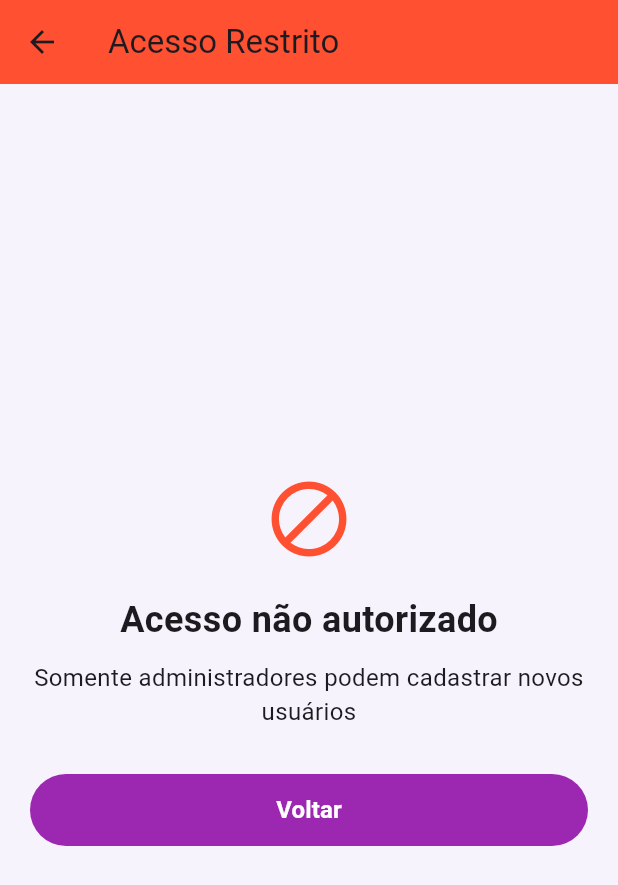
After one commit to CarolBastos/hackaton-flutter-fiap-farms, a Flutter app: the AdminRegisterScreen screen opened by its route, on a phone screen of 412 x 824 dp. The commit adds this screen. Shown: the top 885 px of the screen. Run offline on Flutter 3.47's test engine with Material 3 defaults, Android fonts, the phone set to English and light mode, and no system bars; our stand-ins replace cloud_firestore, firebase_auth, firebase_core, fl_chart; accounts and stored records are empty.

Commit message:
Criada tela e lógica de registro de novos usuários

```diff
--- /dev/null
+++ b/lib/domain/entities/register_user.dart
@@ -0,0 +1,13 @@
+class RegisterUserParams {
+  final String name;
+  final String email;
+  final String password;
+  final String role;
+
+  RegisterUserParams({
+    required this.name,
+    required this.email,
+    required this.password,
+    required this.role,
+  });
+}
--- a/lib/domain/entities/user.dart
+++ b/lib/domain/entities/user.dart
@@ -2,14 +2,16 @@ class User {
   final String id;
   final String email;
   final String? name;
+  final String? role;
 
-  User({required this.id, required this.email, this.name});
+  User({required this.id, required this.email, this.name, this.role});
 
   factory User.fromFirebase(dynamic firebaseUser) {
     return User(
       id: firebaseUser.uid,
       email: firebaseUser.email,
-      name: firebaseUser.displayName,
+      name: firebaseUser.displayName ?? 'usuário',
+      role: firebaseUser.role ?? 'admin',
     );
   }
 }
--- a/lib/domain/repositories/auth_repository.dart
+++ b/lib/domain/repositories/auth_repository.dart
@@ -4,4 +4,10 @@ abstract class AuthRepository {
   Future<User> signInWithEmailAndPassword(String email, String password);
   Future<void> signOut();
   Future<User?> getCurrentUser();
+  Future<User> registerUser({
+    required String name,
+    required String email,
+    required String password,
+    required String role,
+  });
 }
--- a/lib/main.dart
+++ b/lib/main.dart
@@ -1,3 +1,4 @@
+import 'package:fiap_farms/screens/register_screen.dart';
 import 'package:fiap_farms/screens/sales_dashboard.dart';
 import 'package:fiap_farms/screens/login_screen.dart';
 import 'package:fiap_farms/screens/add_product_screen.dart';
@@ -58,6 +59,7 @@ class MyApp extends StatelessWidget {
         Routes.productionDashboard: (context) => const ProductionDashboard(),
         Routes.addProduction: (context) => const AddProductionScreen(),
         Routes.inventorySales: (context) => const InventorySalesScreen(),
+        Routes.adminRegister: (context) => const AdminRegisterScreen(),
       },
     );
   }
--- a/lib/routes.dart
+++ b/lib/routes.dart
@@ -5,4 +5,5 @@ class Routes {
   static const String productionDashboard = '/production-dashboard';
   static const String addProduction = '/add-production';
   static const String inventorySales = '/inventory-sales';
+  static const String adminRegister = '/admin-register';
 }
--- /dev/null
+++ b/lib/screens/register_screen.dart
@@ -0,0 +1,250 @@
+import 'package:fiap_farms/utils/app_colors.dart';
+import 'package:flutter/material.dart';
+import 'package:provider/provider.dart';
+
+import '../presentation/controllers/auth_controller.dart';
+import 'components/custom_button.dart';
+import 'components/custom_text_field.dart';
+
+class AdminRegisterScreen extends StatefulWidget {
+  const AdminRegisterScreen({super.key});
+
+  @override
+  State<AdminRegisterScreen> createState() => _AdminRegisterScreenState();
+}
+
+class _AdminRegisterScreenState extends State<AdminRegisterScreen> {
+  final TextEditingController _nameController = TextEditingController();
+  final TextEditingController _emailController = TextEditingController();
+  final TextEditingController _passwordController = TextEditingController();
+  final TextEditingController _confirmPasswordController = TextEditingController();
+
+  String _selectedRole = 'user';
+  bool _isAdmin = false;
+
+  @override
+  void initState() {
+    super.initState();
+    _checkAdminPermission();
+  }
+
+  void _checkAdminPermission() {
+    final authController = Provider.of<AuthController>(context, listen: false);
+    setState(() {
+      _isAdmin = authController.currentUser?.role == 'admin';
+    });
+  }
+
+  @override
+  Widget build(BuildContext context) {
+    if (!_isAdmin) {
+      return Scaffold(
+        backgroundColor: const Color(0xFFF7F3FC),
+        appBar: AppBar(
+          title: const Text('Acesso Restrito'),
+          backgroundColor: AppColors.error,
+        ),
+        body: Center(
+          child: Padding(
+            padding: const EdgeInsets.all(20.0),
+            child: Column(
+              mainAxisAlignment: MainAxisAlignment.center,
+              children: [
+                const Icon(Icons.block, size: 60, color: AppColors.error),
+                const SizedBox(height: 20),
+                const Text(
+                  'Acesso não autorizado',
+                  style: TextStyle(fontSize: 24, fontWeight: FontWeight.bold),
+                ),
+                const SizedBox(height: 10),
+                const Text(
+                  'Somente administradores podem cadastrar novos usuários',
+                  textAlign: TextAlign.center,
+                  style: TextStyle(fontSize: 16),
+                ),
+                const SizedBox(height: 30),
+                CustomButton.large(
+                  onPressed: () => Navigator.pop(context),
+                  text: 'Voltar',
+                  variant: ButtonVariant.secondary,
+                  borderRadius: BorderRadius.circular(30.0),
+                ),
+              ],
+            ),
+          ),
+        ),
+      );
+    }
+
+    return Scaffold(
+      backgroundColor: const Color(0xFFF7F3FC),
+      appBar: AppBar(
+        title: const Text('Cadastrar Novo Usuário'),
+        backgroundColor: AppColors.primary[800],
+      ),
+      body: Padding(
+        padding: const EdgeInsets.symmetric(horizontal: 30.0),
+        child: Center(
+          child: SingleChildScrollView(
+            child: Column(
+              crossAxisAlignment: CrossAxisAlignment.center,
+              children: <Widget>[
+                const SizedBox(height: 20.0),
+                CustomTextField.large(
+                  controller: _nameController,
+                  labelText: 'Nome Completo',
+                  hintText: 'Digite o nome completo',
+                  keyboardType: TextInputType.name,
+                  prefixIcon: Icons.person,
+                  variant: TextFieldVariant.filled,
+                  borderRadius: BorderRadius.circular(30.0),
+                  isRequired: true,
+                ),
+                const SizedBox(height: 20.0),
+                CustomTextField.large(
+                  controller: _emailController,
+                  labelText: 'Email',
+                  hintText: 'Digite o email',
+                  keyboardType: TextInputType.emailAddress,
+                  prefixIcon: Icons.email,
+                  variant: TextFieldVariant.filled,
+                  borderRadius: BorderRadius.circular(30.0),
+                  isRequired: true,
+                ),
+                const SizedBox(height: 20.0),
+                CustomTextField.large(
+                  controller: _passwordController,
+                  labelText: 'Senha',
+                  hintText: 'Digite a senha',
+                  isPassword: true,
+                  prefixIcon: Icons.lock,
+                  variant: TextFieldVariant.filled,
+                  borderRadius: BorderRadius.circular(30.0),
+                  isRequired: true,
+                ),
+                const SizedBox(height: 20.0),
+                CustomTextField.large(
+                  controller: _confirmPasswordController,
+                  labelText: 'Confirmar Senha',
+                  hintText: 'Confirme a senha',
+                  isPassword: true,
+                  prefixIcon: Icons.lock_outline,
+                  variant: TextFieldVariant.filled,
+                  borderRadius: BorderRadius.circular(30.0),
+                  isRequired: true,
+                ),
+                const SizedBox(height: 20.0),
+                DropdownButtonFormField<String>(
+                  value: _selectedRole,
+                  decoration: InputDecoration(
+                    labelText: 'Tipo de Usuário',
+                    prefixIcon: const Icon(Icons.people),
+                    border: OutlineInputBorder(
+                      borderRadius: BorderRadius.circular(30.0),
+                    ),
+                    filled: true,
+                    fillColor: Colors.white,
+                  ),
+                  items: const [
+                    DropdownMenuItem(
+                      value: 'user',
+                      child: Text('Usuário Comum'),
+                    ),
+                    DropdownMenuItem(
+                      value: 'admin',
+                      child: Text('Administrador'),
+                    ),
+                    DropdownMenuItem(
+                      value: 'manager',
+                      child: Text('Gerente'),
+                    ),
+                  ],
+                  onChanged: (value) {
+                    setState(() {
+                      _selectedRole = value!;
+                    });
+                  },
+                ),
+                const SizedBox(height: 30.0),
+                Consumer<AuthController>(
+                  builder: (context, authController, child) {
+                    return Column(
+                      children: [
+                        CustomButton.large(
+                          onPressed: () => _registerUser(authController),
+                          text: 'Cadastrar Usuário',
+                          variant: ButtonVariant.primary,
+                          isLoading: authController.isLoading,
+                          borderRadius: BorderRadius.circular(30.0),
+                        ),
+                        const SizedBox(height: 10.0),
+                        if (authController.errorMessage.isNotEmpty)
+                          Text(
+                            authController.errorMessage,
+                            style: const TextStyle(
+                              color: AppColors.error,
+                              fontSize: 14.0,
+                            ),
+                          ),
+                      ],
+                    );
+                  },
+                ),
+                const SizedBox(height: 20.0),
+                CustomButton.large(
+                  onPressed: () => Navigator.pop(context),
+                  text: 'Voltar',
+                  variant: ButtonVariant.secondary,
+                  borderRadius: BorderRadius.circular(30.0),
+                ),
+              ],
+            ),
+          ),
+        ),
+      ),
+    );
+  }
+
+  void _registerUser(AuthController authController) async {
+    if (_nameController.text.isEmpty) {
+      ScaffoldMessenger.of(context).showSnackBar(
+        const SnackBar(content: Text('Por favor, informe o nome completo')),
+      );
+      return;
+    }
+
+    if (_passwordController.text != _confirmPasswordController.text) {
+      ScaffoldMessenger.of(context).showSnackBar(
+        const SnackBar(content: Text('As senhas não coincidem')),
+      );
+      return;
+    }
+
+    if (_passwordController.text.length < 6) {
+      ScaffoldMessenger.of(context).showSnackBar(
+        const SnackBar(content: Text('A senha deve ter pelo menos 6 caracteres')),
+      );
+      return;
+    }
+
+    await authController.registerUser(
+      name: _nameController.text,
+      email: _emailController.text,
+      password: _passwordController.text,
+      role: _selectedRole,
+    );
+
+    if (authController.isAuthenticated && mounted) {
+      Navigator.pop(context);
+    }
+  }
+
+  @override
+  void dispose() {
+    _nameController.dispose();
+    _emailController.dispose();
+    _passwordController.dispose();
+    _confirmPasswordController.dispose();
+    super.dispose();
+  }
+}
```
Also changed, not shown: lib/data/repositories/auth_repository_impl.dart (+82 -10 lines), lib/di/dependency_injection.dart (+7 -1 lines), lib/domain/usecases/register_usecase.dart (added, +24 -0 lines), lib/presentation/controllers/auth_controller.dart (+49 -4 lines), lib/screens/components/menu_drawer.dart (+20 -0 lines), 1 other file.
